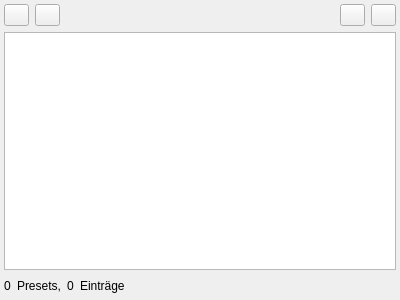
The window that resources/design_files/presets_tab.ui (geoObserver/geobasis_loader) describes before a commit, drawn with Qt 5.
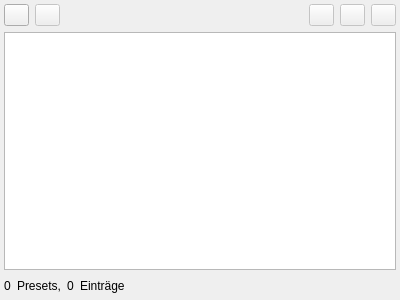
The same window after the commit.

Commit message:
feat(ui): added button to apply spatial bookmark and disabled buttons
Added a new button to apply a spatial bookmark of a preset.
Also multiple buttons are now disabled by default, since they need a item to be selected
which isnt the case at start.

The edit to the form file:
```diff
--- a/resources/design_files/presets_tab.ui
+++ b/resources/design_files/presets_tab.ui
@@ -71,6 +71,9 @@
       </item>
       <item>
        <widget class="QPushButton" name="delete_preset_button">
+        <property name="enabled">
+         <bool>false</bool>
+        </property>
         <property name="sizePolicy">
          <sizepolicy hsizetype="Fixed" vsizetype="Fixed">
           <horstretch>0</horstretch>
@@ -112,6 +115,9 @@
       </item>
       <item>
        <widget class="QPushButton" name="new_bookmark_button">
+        <property name="enabled">
+         <bool>false</bool>
+        </property>
         <property name="sizePolicy">
          <sizepolicy hsizetype="Fixed" vsizetype="Fixed">
           <horstretch>0</horstretch>
@@ -125,7 +131,38 @@
          </size>
         </property>
         <property name="toolTip">
-         <string>Anzeigeoptionen</string>
+         <string>Neues räumliches Lesezeichen zum ausgewähltem Preset hinzufügen</string>
+        </property>
+        <property name="text">
+         <string/>
+        </property>
+        <property name="iconSize">
+         <size>
+          <width>18</width>
+          <height>18</height>
+         </size>
+        </property>
+       </widget>
+      </item>
+      <item>
+       <widget class="QPushButton" name="apply_bookmark_button">
+        <property name="enabled">
+         <bool>false</bool>
+        </property>
+        <property name="sizePolicy">
+         <sizepolicy hsizetype="Fixed" vsizetype="Fixed">
+          <horstretch>0</horstretch>
+          <verstretch>0</verstretch>
+         </sizepolicy>
+        </property>
+        <property name="maximumSize">
+         <size>
+          <width>25</width>
+          <height>16777215</height>
+         </size>
+        </property>
+        <property name="toolTip">
+         <string>Räumliches Lesezeichen des ausgewählten Presets anwenden</string>
         </property>
         <property name="text">
          <string/>
@@ -140,6 +177,9 @@
       </item>
       <item>
        <widget class="QPushButton" name="delete_bookmark_button">
+        <property name="enabled">
+         <bool>false</bool>
+        </property>
         <property name="sizePolicy">
          <sizepolicy hsizetype="Fixed" vsizetype="Fixed">
           <horstretch>0</horstretch>
```
Left out of the diff: 9 changed lines with no effect on the pictures.
